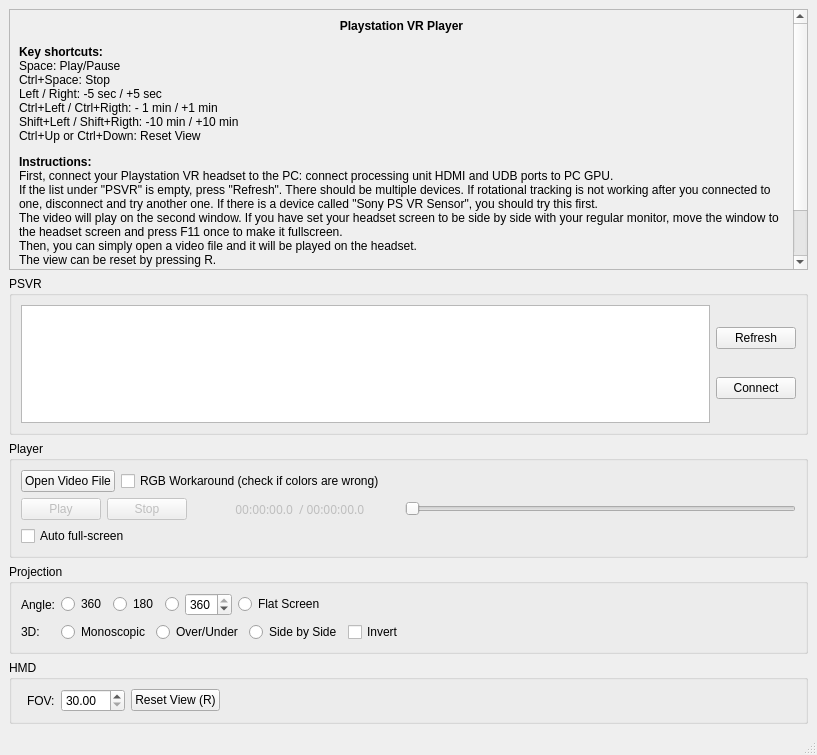
First picture: the form in src/mainwindow.ui, repository evgenykislov/psvr_player, before the edit.
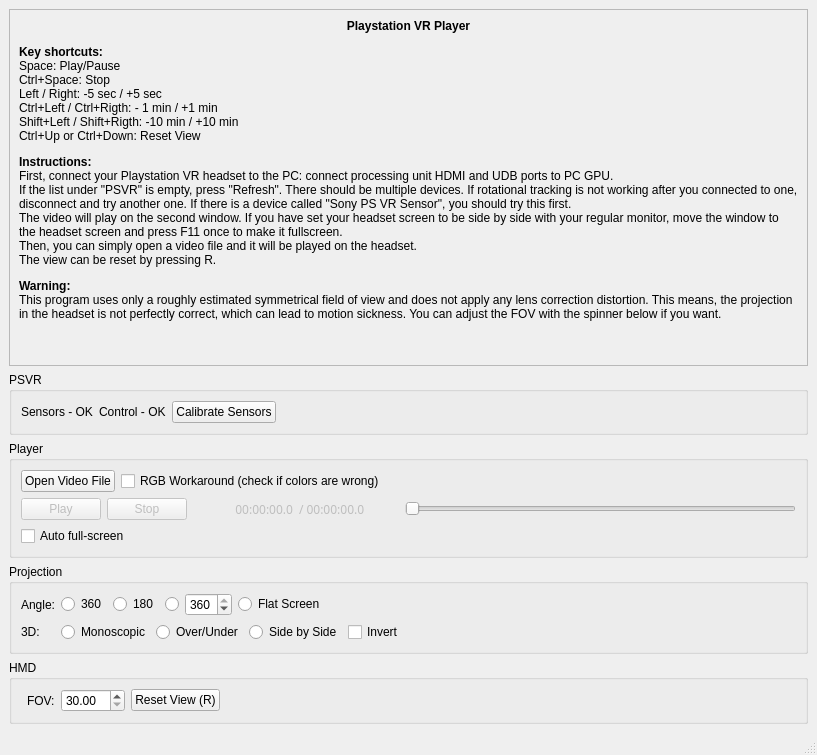
Second picture: the form after the edit.

Commit message: Adds helmet calibration feature.

```diff
--- a/src/mainwindow.ui
+++ b/src/mainwindow.ui
@@ -66,25 +66,38 @@
       </property>
       <layout class="QHBoxLayout" name="horizontalLayout_5">
        <item>
-        <widget class="QListWidget" name="HIDDevicesListWidget"/>
+        <widget class="QLabel" name="SensorsStateLbl">
+         <property name="text">
+          <string>Sensors - OK</string>
+         </property>
+        </widget>
        </item>
        <item>
-        <layout class="QVBoxLayout" name="verticalLayout_2">
-         <item>
-          <widget class="QPushButton" name="RefreshHIDDevicesButton">
+        <widget class="QLabel" name="ControlStateLbl">
            <property name="text">
-            <string>Refresh</string>
+          <string>Control - OK</string>
            </property>
           </widget>
          </item>
          <item>
-          <widget class="QPushButton" name="ConnectHIDDeviceButton">
+        <widget class="QPushButton" name="CalibrationBtn">
            <property name="text">
-            <string>Connect</string>
+          <string>Calibrate Sensors</string>
            </property>
           </widget>
          </item>
-        </layout>
+       <item>
+        <spacer name="horizontalSpacer_5">
+         <property name="orientation">
+          <enum>Qt::Horizontal</enum>
+         </property>
+         <property name="sizeHint" stdset="0">
+          <size>
+           <width>40</width>
+           <height>20</height>
+          </size>
+         </property>
+        </spacer>
        </item>
       </layout>
      </widget>
```
Lines whose indentation alone changed are shown as unchanged. The commit also changes 16 other files.
